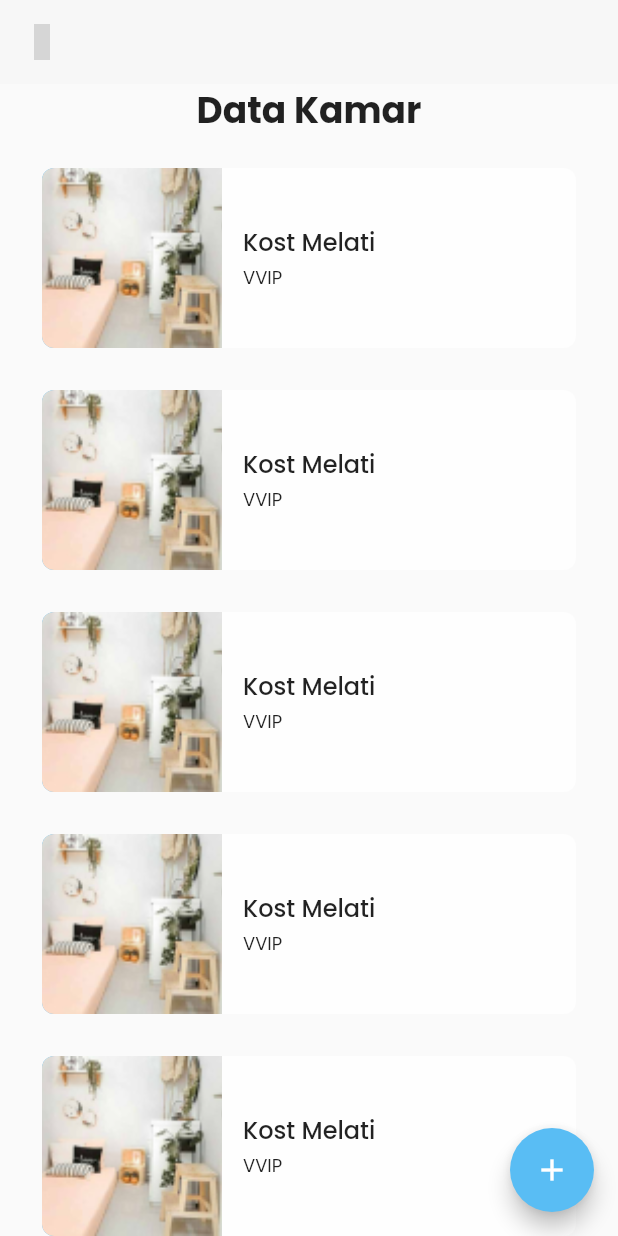
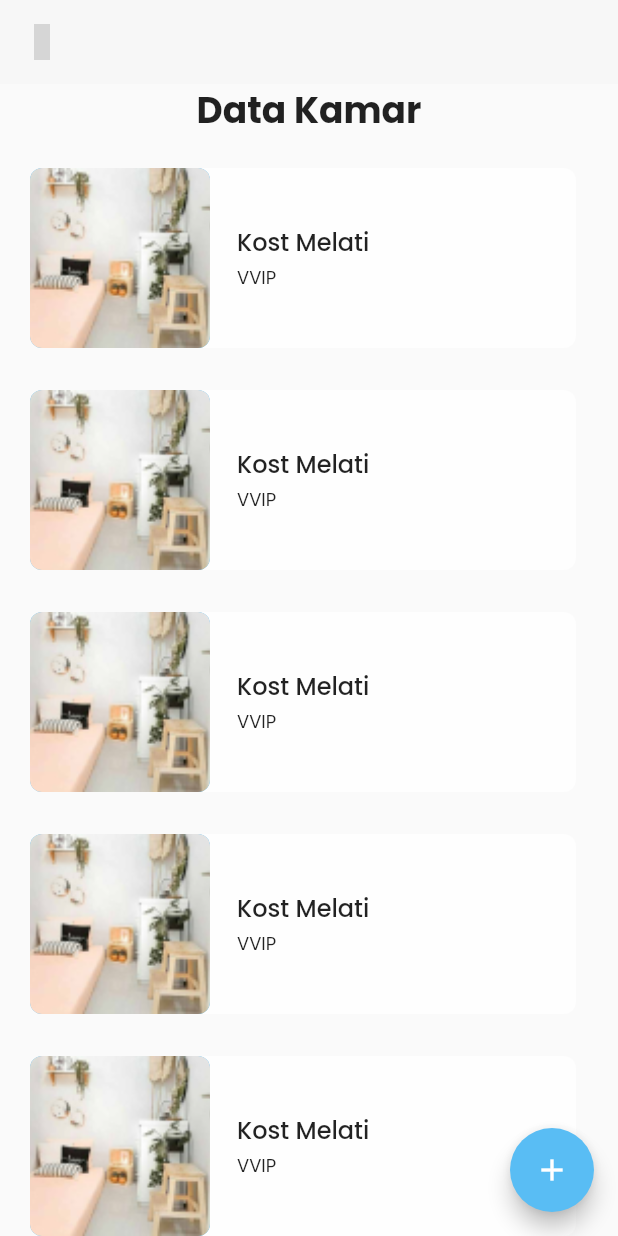
Before and after one commit to imamfirdaus-if/kostanku, a Flutter app: the ListDataKamar screen opened directly, on a phone screen of 412 x 824 dp. Run offline on Flutter 3.47's test engine with Material 2 defaults, Android fonts, the light colour scheme and no system bars; our stand-ins replace google_fonts, iconly; grey boxes are pictures that could not be loaded.

Commit message:
add list data kamar, add data kamar view, add data kamar card & replace  splashscreen

```diff
--- a/kostanku/lib/modules/Kamar/components/DataKamar_card.dart
+++ b/kostanku/lib/modules/Kamar/components/DataKamar_card.dart
@@ -1,5 +1,3 @@
-// ignore_for_file: prefer_const_constructors
-
 import 'package:flutter/material.dart';
 import 'package:kostanku/constants/pallete.dart';
 
@@ -25,15 +23,12 @@ class DataKamarCard extends StatelessWidget {
             height: 120,
             decoration: BoxDecoration(
               color: Pallete.secondary,
-              borderRadius: BorderRadius.only(
-                topLeft: Radius.circular(8),
-                bottomLeft: Radius.circular(8),
-              ),
+              borderRadius: BorderRadius.circular(8),
               image: DecorationImage(
                   image: AssetImage('images/pict1.png'), fit: BoxFit.cover),
             ),
           ),
-          SizedBox(width: 14),
+          SizedBox(width: 18),
           Column(
             crossAxisAlignment: CrossAxisAlignment.start,
             children: [
--- a/kostanku/lib/modules/Kamar/views/list_dataKamar_view.dart
+++ b/kostanku/lib/modules/Kamar/views/list_dataKamar_view.dart
@@ -44,7 +44,7 @@ class _ListDataKamarState extends State<ListDataKamar> {
         SizedBox(height: 20),
         Flexible(
           child: ListView.separated(
-            padding: EdgeInsets.fromLTRB(28, 0, 28, 20),
+            padding: EdgeInsets.fromLTRB(20, 0, 28, 20),
             physics: BouncingScrollPhysics(),
             itemBuilder: (context, index) {
               return DataKamarCard(
```
